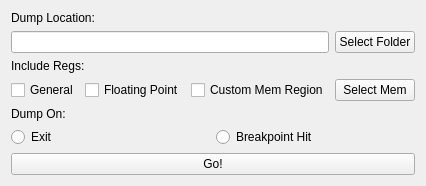
Old version of the form ui/traceDump.ui in the repository 1111joe1111/ida_ea.
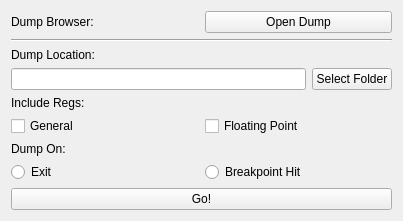
New version of the form.

Commit message: added file browser for reading dump files

Patch:
```diff
--- a/ui/traceDump.ui
+++ b/ui/traceDump.ui
@@ -7,13 +7,38 @@
     <x>0</x>
     <y>0</y>
     <width>403</width>
-    <height>185</height>
+    <height>219</height>
    </rect>
   </property>
   <property name="windowTitle">
    <string>Form</string>
   </property>
   <layout class="QVBoxLayout" name="verticalLayout">
+   <item>
+    <layout class="QHBoxLayout" name="horizontalLayout_4">
+     <item>
+      <widget class="QLabel" name="label_4">
+       <property name="text">
+        <string>Dump Browser:</string>
+       </property>
+      </widget>
+     </item>
+     <item>
+      <widget class="QPushButton" name="pushButton_4">
+       <property name="text">
+        <string>Open Dump</string>
+       </property>
+      </widget>
+     </item>
+    </layout>
+   </item>
+   <item>
+    <widget class="Line" name="line">
+     <property name="orientation">
+      <enum>Qt::Horizontal</enum>
+     </property>
+    </widget>
+   </item>
    <item>
     <widget class="QLabel" name="label_3">
      <property name="text">
@@ -58,20 +83,6 @@
        </property>
       </widget>
      </item>
-     <item>
-      <widget class="QCheckBox" name="checkBox_3">
-       <property name="text">
-        <string>Custom Mem Region</string>
-       </property>
-      </widget>
-     </item>
-     <item>
-      <widget class="QPushButton" name="pushButton_3">
-       <property name="text">
-        <string>Select Mem</string>
-       </property>
-      </widget>
-     </item>
     </layout>
    </item>
    <item>
```
The commit also changes 3 other files.
